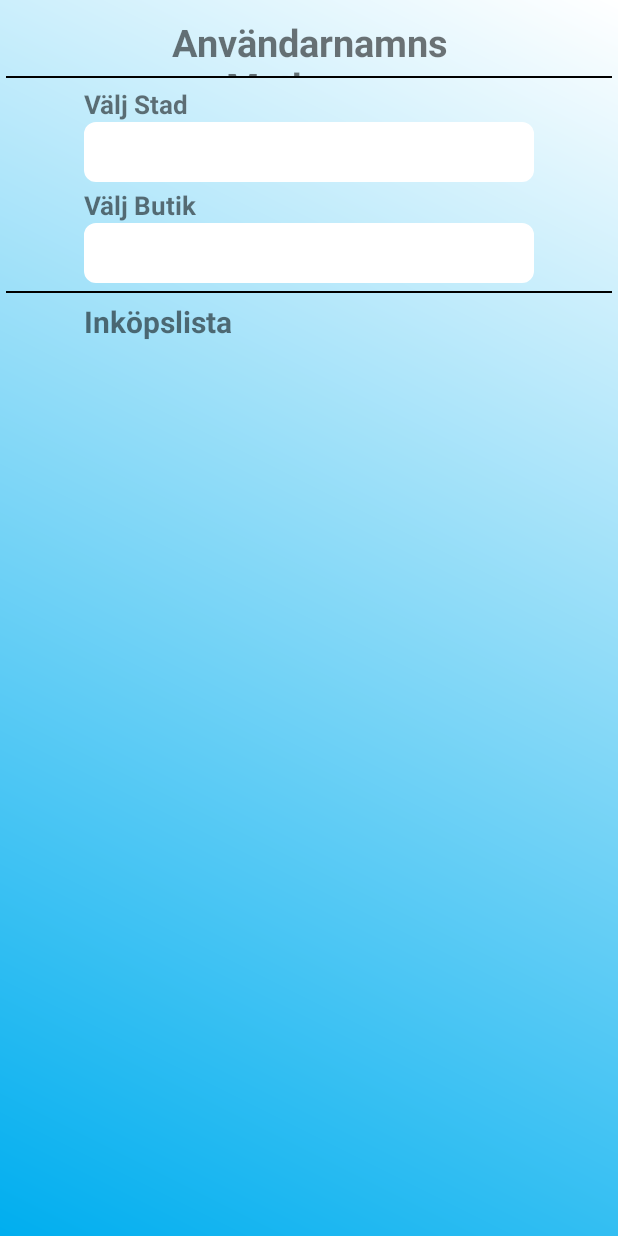
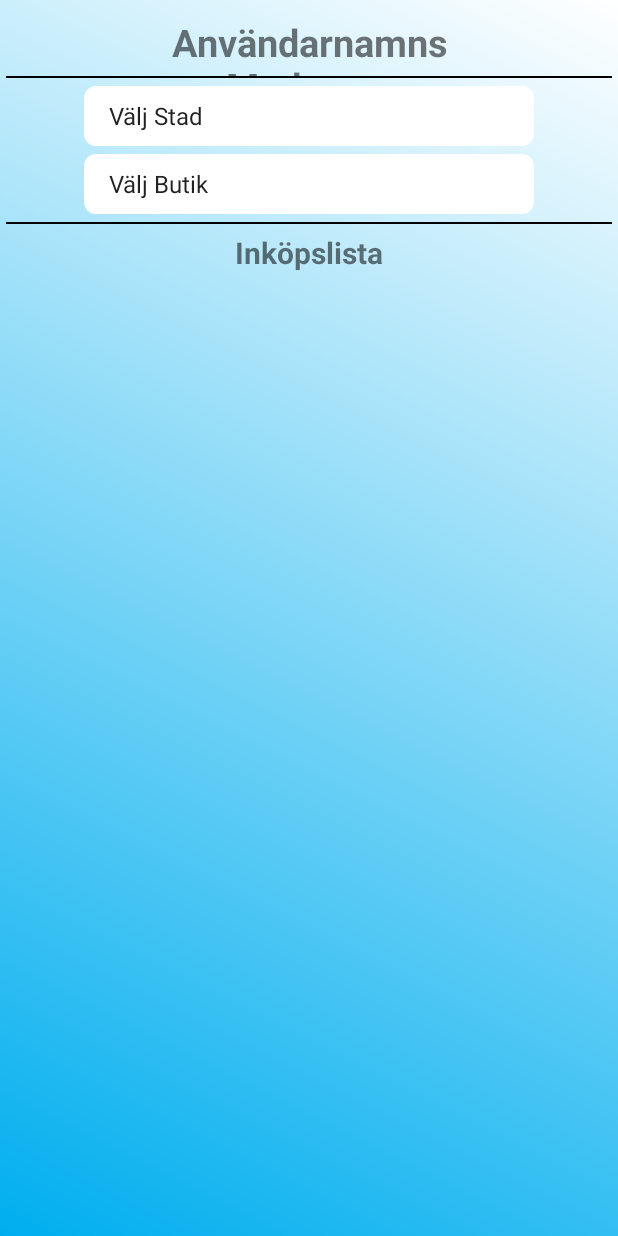
Before and after one commit to lukeeee/Royal-Hearts, an Android app: the MainActivity screen opened directly, with no data from a screen before it, on a phone screen of 412 x 824 dp. Run offline under Robolectric (Android 15) with nearby library versions, the phone set to English and light mode, and no system bars.

Commit message:
android layout & some functions inplace

```diff
--- a/RoyalHearts/Royal Hearts/src/main/java/se/group1/royalhearts/MainActivity.java
+++ b/RoyalHearts/Royal Hearts/src/main/java/se/group1/royalhearts/MainActivity.java
@@ -19,6 +19,7 @@ public class MainActivity extends Activity {
     private ProgressDialog progressDialog;
     private TextView kasse;
     private Spinner storeSpinner;
+    private Spinner citySpinner;
 
     @Override
     protected void onCreate(Bundle savedInstanceState) {
@@ -26,68 +27,33 @@ public class MainActivity extends Activity {
         setContentView(R.layout.activity_main);
         kasse = (TextView)findViewById(R.id.kasse);
         kasse.setText("Användarnamns " + "Matkasse");
-        //storeSpinner = (Spinner)findViewById(R.id.StoreSpinner);
+        storeSpinner = (Spinner)findViewById(R.id.StoreSpinner);
+        citySpinner= (Spinner) findViewById(R.id.CitySpinner);
 
-        final List<String> list=new ArrayList<String>();
-        list.add("Item 1");
-        list.add("Item 2");
-        list.add("Item 3");
-        list.add("Item 4");
-        list.add("Item 5");
+        final List<String> cList=new ArrayList<String>();
+        cList.add("Välj Stad");
+        cList.add("Borås");
+        cList.add("Göteborg");
+        cList.add("Stockholm");
+        cList.add("Växjö");
 
-        final String[] str={"Report 1","Report 2","Report 3","Report 4","Report 5"};
-
-        final Spinner storeSpinner= (Spinner) findViewById(R.id.StoreSpinner);
-        final Spinner sp2= (Spinner) findViewById(R.id.spinner2);
-
-        ArrayAdapter<String> adp1=new ArrayAdapter<String>(this,
-                android.R.layout.simple_list_item_1,list);
-        adp1.setDropDownViewResource(android.R.layout.simple_spinner_dropdown_item);
-        sp1.setAdapter(adp1);
+        ArrayAdapter<String> CityAdr=new ArrayAdapter<String>(this,
+                android.R.layout.simple_list_item_1,cList);
+        CityAdr.setDropDownViewResource(android.R.layout.simple_spinner_dropdown_item);
+        citySpinner.setAdapter(CityAdr);
 
 
-        ArrayAdapter<String> adp2=new ArrayAdapter<String>(this,
-                android.R.layout.simple_spinner_item,str);
-        adp2.setDropDownViewResource(android.R.layout.simple_spinner_dropdown_item);
-        sp2.setAdapter(adp2);
-        sp1.setOnItemSelectedListener(new OnItemSelectedListener()
-        {
+        final List<String> sList=new ArrayList<String>();
+        sList.add("Välj Butik");
+        sList.add("City Gross");
+        sList.add("Coop Extra");
+        sList.add("Ica Maxi");
+        sList.add("Willys");
 
-            @Override
-            public void onItemSelected(AdapterView<?> arg0, View arg1,int position, long id) {
-                // TODO Auto-generated method stub
-                Toast.makeText(getBaseContext(),list.get(position), Toast.LENGTH_SHORT).show();
-
-            }
-
-            @Override
-            public void onNothingSelected(AdapterView<?> arg0) {
-                // TODO Auto-generated method stub
-
-            }
-
-        });
-
-
-        sp2.setOnItemSelectedListener(new OnItemSelectedListener()
-        {
-
-            @Override
-            public void onItemSelected(AdapterView<?> arg0, View arg1,int position, long id) {
-                // TODO Auto-generated method stub
-                Toast.makeText(getBaseContext(),str[position], Toast.LENGTH_SHORT).show();
-
-            }
-
-            @Override
-            public void onNothingSelected(AdapterView<?> arg0) {
-                // TODO Auto-generated method stub
-
-            }
-
-        });
-
-
+        ArrayAdapter<String> StoreAdr=new ArrayAdapter<String>(this,
+                android.R.layout.simple_list_item_1,sList);
+        StoreAdr.setDropDownViewResource(android.R.layout.simple_spinner_dropdown_item);
+        storeSpinner.setAdapter(StoreAdr);
     }
     @Override
     public boolean onCreateOptionsMenu(Menu menu) {
--- a/RoyalHearts/Royal Hearts/src/main/res/layout/activity_main.xml
+++ b/RoyalHearts/Royal Hearts/src/main/res/layout/activity_main.xml
@@ -24,30 +24,17 @@
         <View
             android:layout_width="match_parent"
             android:layout_height="5dp"/>
-        <TextView
-            android:layout_width="300dp"
-            android:layout_height="wrap_content"
-            android:layout_gravity="center"
-            android:text="Välj Stad"
-            android:textStyle="bold"
-            android:textSize="17dp"/>
         <Spinner
             android:layout_width="300dp"
             android:layout_height="40dp"
             android:background="@drawable/button"
             android:layout_gravity="center"
             android:gravity="center"
-            android:id="@+id/CitySpinner"/>
+            android:id="@+id/CitySpinner"
+            android:dropDownSelector="@drawable/arrow_down"/>
         <View
             android:layout_width="match_parent"
-            android:layout_height="3dp"/>
-        <TextView
-            android:layout_width="300dp"
-            android:layout_height="wrap_content"
-            android:layout_gravity="center"
-            android:text="Välj Butik"
-            android:textStyle="bold"
-            android:textSize="17dp"/>
+            android:layout_height="5dp"/>
         <Spinner
             android:layout_width="300dp"
             android:layout_height="40dp"
@@ -69,12 +56,14 @@
             android:layout_width="300dp"
             android:layout_height="wrap_content"
             android:layout_gravity="center"
+            android:gravity="center"
             android:text="Inköpslista"
             android:textStyle="bold"
             android:textSize="20dp"/>
         <ListView
             android:layout_width="match_parent"
-            android:layout_height="match_parent"/>
+            android:layout_height="match_parent"
+            android:id="@+id/shopList"/>
 
     </LinearLayout>
 </ScrollView>
```
Also changed, not shown: RoyalHearts/Royal Hearts/src/main/res/drawable/arrow_down.png (added).
